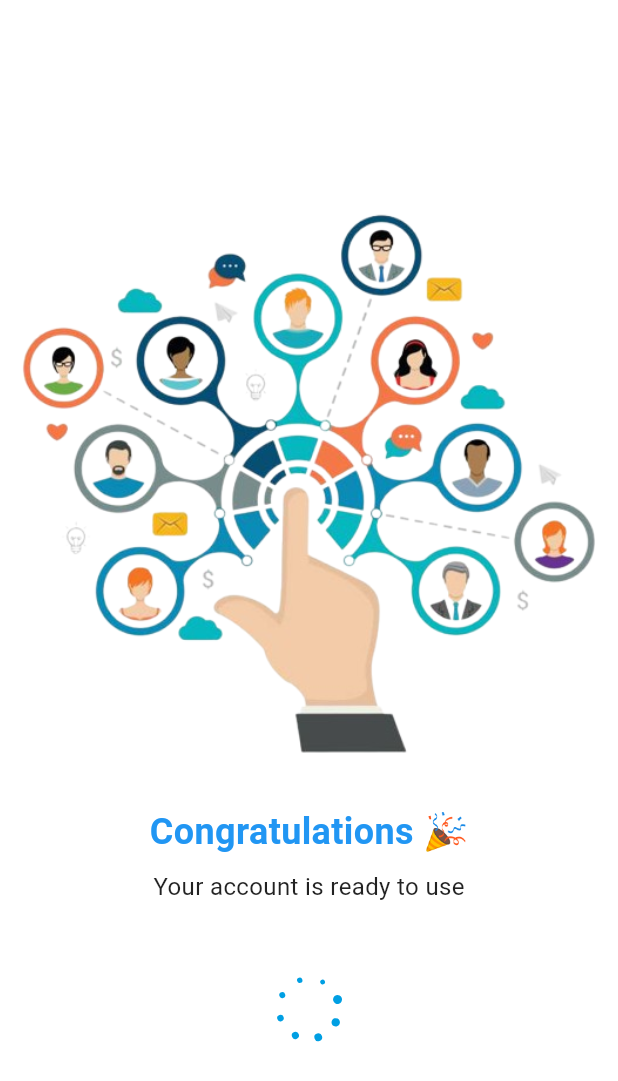
After one commit to FathimaNajlak/masiha_user, a Flutter app: the AllSetScreen screen opened by its route, on a phone screen of 412 x 824 dp. The commit adds this screen. Shown: the top 1081 px of the screen. Run offline on Flutter 3.47's test engine with Material 3 defaults, Android fonts, the phone set to English and light mode, and no system bars; our stand-ins replace firebase_core, google_fonts, image_picker; accounts and stored records are empty.

Commit message:
all set screen

```diff
--- a/lib/main.dart
+++ b/lib/main.dart
@@ -1,6 +1,7 @@
 import 'package:firebase_core/firebase_core.dart';
 import 'package:flutter/material.dart';
 import 'package:masiha_user/screens/home/home.dart';
+import 'package:masiha_user/screens/login_signup/all_set.dart';
 import 'package:masiha_user/screens/login_signup/forgot_password.dart';
 import 'package:masiha_user/screens/login_signup/let_in.dart';
 import 'package:masiha_user/screens/login_signup/login_screen.dart';
@@ -31,6 +32,7 @@ class MyApp extends StatelessWidget {
         '/login': (context) => LoginScreen(),
         '/signup': (context) => SignupScreen(),
         '/forgotpass': (context) => const ForgotPasswordScreen(),
+        '/allset': (context) => const AllSetScreen(),
         '/home': (context) => const HomeScreen(),
       },
       theme: ThemeData(
--- /dev/null
+++ b/lib/screens/login_signup/all_set.dart
@@ -0,0 +1,77 @@
+import 'package:flutter/material.dart';
+import 'package:masiha_user/screens/home/home.dart';
+import 'package:masiha_user/widgets/splash/loading_animation.dart';
+import 'package:masiha_user/widgets/splash/logo.dart';
+
+class AllSetScreen extends StatefulWidget {
+  const AllSetScreen({super.key});
+
+  @override
+  State<AllSetScreen> createState() => _AllSetScreenState();
+}
+
+class _AllSetScreenState extends State<AllSetScreen>
+    with SingleTickerProviderStateMixin {
+  late AnimationController _controller;
+
+  @override
+  void initState() {
+    super.initState();
+    _controller = AnimationController(
+      duration: const Duration(seconds: 2),
+      vsync: this,
+    )..repeat();
+    // Navigate to next screen after 3 seconds
+    Future.delayed(const Duration(seconds: 5), () {
+      if (mounted) {
+        Navigator.pushReplacement(
+          context,
+          MaterialPageRoute(
+            builder: (context) =>
+                const HomeScreen(), // Replace with your next screen
+          ),
+        );
+      }
+    });
+  }
+
+  @override
+  void dispose() {
+    _controller.dispose();
+    super.dispose();
+  }
+
+  @override
+  Widget build(BuildContext context) {
+    return Scaffold(
+        backgroundColor: Colors.white,
+        body: Center(
+            child:
+                Column(mainAxisAlignment: MainAxisAlignment.center, children: [
+          const Column(
+            children: [LogoWidget(imagepath: 'assets/images/all_set.png')],
+          ),
+          const SizedBox(height: 24),
+          const Text(
+            'Congratulations 🎉',
+            style: TextStyle(
+              fontSize: 24,
+              fontWeight: FontWeight.w600,
+              color: Color(0xFF2196F3),
+            ),
+          ),
+          const SizedBox(height: 8),
+
+          // Subtitle
+          const Text(
+            'Your account is ready to use',
+            style: TextStyle(
+              fontSize: 16,
+              color: Colors.black87,
+            ),
+          ),
+          const SizedBox(height: 50),
+          LoadingAnimation(controller: _controller),
+        ])));
+  }
+}
--- a/lib/widgets/set_pass/button.dart
+++ b/lib/widgets/set_pass/button.dart
@@ -15,12 +15,13 @@ class CreatePasswordButton extends StatelessWidget {
           : () async {
               if (await provider.createNewPassword()) {
                 // Navigate to next screen or show success message
-                ScaffoldMessenger.of(context).showSnackBar(
-                  const SnackBar(
-                    content: Text('Password created successfully!'),
-                    backgroundColor: Colors.green,
-                  ),
-                );
+                // ScaffoldMessenger.of(context).showSnackBar(
+                //   const SnackBar(
+                //     content: Text('Password created successfully!'),
+                //     backgroundColor: Colors.green,
+                //   ),
+                // );
+                Navigator.pushNamed(context, '/allset');
               }
             },
       style: ElevatedButton.styleFrom(
```
Also changed, not shown: assets/images/all_set.png (added).
